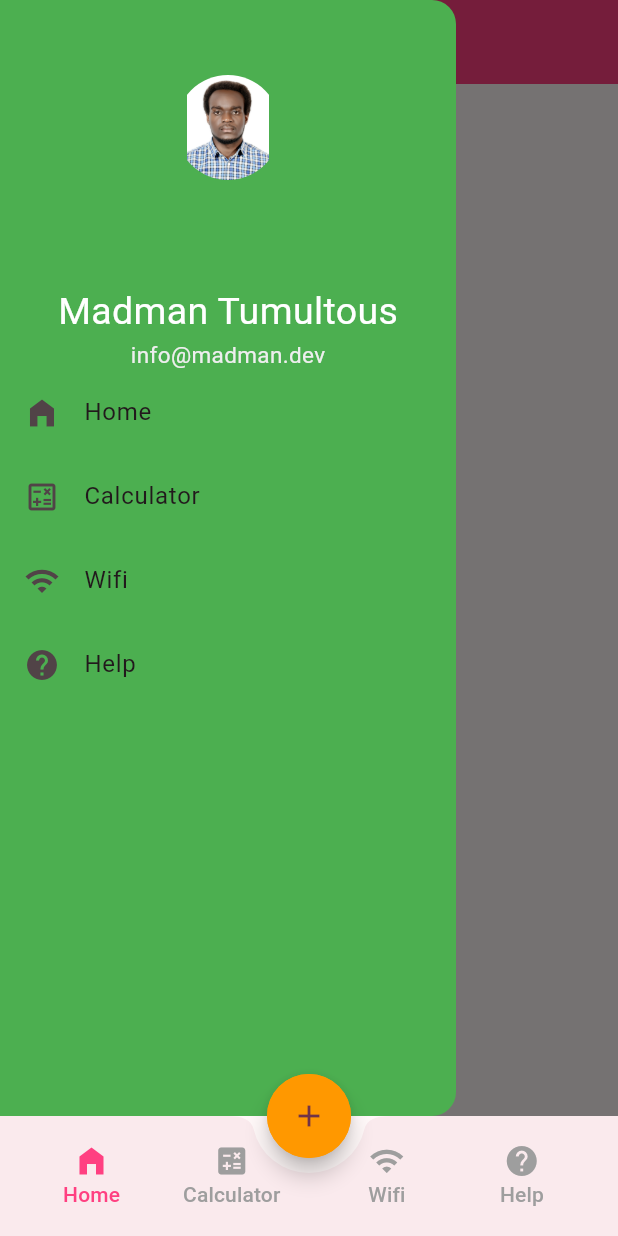
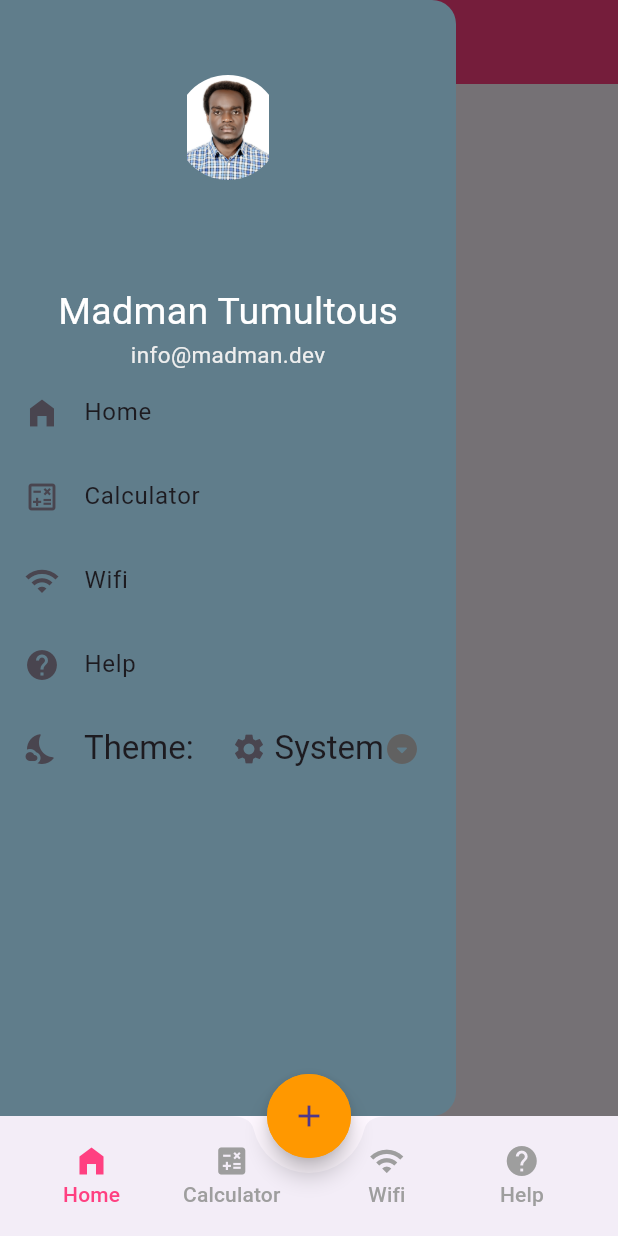
Before and after one commit to JnJuste/MobileProgrammingSprint, a Flutter app: the screen it shows after launch, with the side drawer open, on a phone screen of 412 x 824 dp. Run offline on Flutter 3.47's test engine with Material 3 defaults, Android fonts, the phone set to English and light mode, and no system bars; our stand-ins replace connectivity_plus, math_expressions, shared_preferences.

Commit message:
Dark Mode enabling

```diff
--- /dev/null
+++ b/devtools_options.yaml
@@ -0,0 +1 @@
+extensions:
--- a/lib/main.dart
+++ b/lib/main.dart
@@ -1,8 +1,15 @@
 import 'package:flutter/material.dart';
 import 'package:navigation_bar/screens/bottomTabBar/FabTabsBar.dart';
+import 'package:navigation_bar/theme_provider.dart';
+import 'package:provider/provider.dart';
 
 void main() {
-  runApp(const MyApp());
+  runApp(
+    ChangeNotifierProvider<ThemeProvider>(
+      create: (_) => ThemeProvider()..initialize(),
+      child: const MyApp(),
+    ),
+  );
 }
 
 class MyApp extends StatelessWidget {
@@ -11,15 +18,14 @@ class MyApp extends StatelessWidget {
   // This widget is the root of your application.
   @override
   Widget build(BuildContext context) {
-    return MaterialApp(
-      debugShowCheckedModeBanner: false,
-      theme: ThemeData(
-        colorScheme: ColorScheme.fromSeed(seedColor: Colors.black),
-        useMaterial3: true,
-        primarySwatch: Colors.green,
-        primaryColor: Colors.green,
-      ),
-      home: FabBar(selectedIndex: 0),
-    );
+    return Consumer<ThemeProvider>(builder: (context, provider, child) {
+      return MaterialApp(
+        debugShowCheckedModeBanner: false,
+        theme: ThemeData.light(),
+        darkTheme: ThemeData.dark(),
+        themeMode: provider.themeMode,
+        home: FabBar(selectedIndex: 0),
+      );
+    });
   }
 }
--- a/lib/screens/drawer/drawer.dart
+++ b/lib/screens/drawer/drawer.dart
@@ -1,5 +1,7 @@
 import 'package:flutter/material.dart';
 import 'package:navigation_bar/screens/bottomTabBar/FabTabsBar.dart';
+import 'package:navigation_bar/theme_provider.dart';
+import 'package:provider/provider.dart';
 
 class SideMenu extends StatefulWidget {
   @override
@@ -10,7 +12,7 @@ class _SideMenuState extends State<SideMenu> {
   @override
   Widget build(BuildContext context) {
     return Drawer(
-      backgroundColor: Colors.green,
+      backgroundColor: Colors.blueGrey,
       child: ListView(
         padding: const EdgeInsets.only(top: 50.0),
         children: [
@@ -86,6 +88,68 @@ class _SideMenuState extends State<SideMenu> {
                       builder: (context) => FabBar(selectedIndex: 3)))
             },
           ),
+
+          // DropdownButton as a trailing widget
+          Consumer<ThemeProvider>(
+            builder: (context, provider, child) {
+              return ListTile(
+                leading: Icon(Icons.nights_stay_rounded),
+                title: Text(
+                  'Theme:',
+                  style: Theme.of(context).textTheme.headline6,
+                ),
+                trailing: DropdownButton<String>(
+                  value: provider.currentTheme,
+                  icon: Icon(Icons.arrow_drop_down_circle_rounded),
+                  underline: Container(),
+                  onChanged: (String? value) {
+                    provider.changeTheme(value ?? 'system');
+                  },
+                  items: [
+                    DropdownMenuItem<String>(
+                      value: 'light',
+                      child: Row(
+                        children: [
+                          Icon(Icons.wb_sunny),
+                          SizedBox(width: 5),
+                          Text(
+                            'Light',
+                            style: Theme.of(context).textTheme.headline6,
+                          ),
+                        ],
+                      ),
+                    ),
+                    DropdownMenuItem<String>(
+                      value: 'dark',
+                      child: Row(
+                        children: [
+                          const Icon(Icons.nightlight_round),
+                          SizedBox(width: 5),
+                          Text(
+                            'Dark',
+                            style: Theme.of(context).textTheme.headline6,
+                          ),
+                        ],
+                      ),
+                    ),
+                    DropdownMenuItem<String>(
+                      value: 'system',
+                      child: Row(
+                        children: [
+                          Icon(Icons.settings),
+                          SizedBox(width: 5),
+                          Text(
+                            'System',
+                            style: Theme.of(context).textTheme.headline6,
+                          ),
+                        ],
+                      ),
+                    ),
+                  ],
+                ),
+              );
+            },
+          ),
         ],
       ),
     );
--- a/lib/screens/home/home.dart
+++ b/lib/screens/home/home.dart
@@ -1,5 +1,7 @@
 import 'package:flutter/material.dart';
 import 'package:navigation_bar/screens/drawer/drawer.dart';
+import 'package:navigation_bar/theme_provider.dart';
+import 'package:provider/provider.dart';
 
 class Home extends StatefulWidget {
   const Home({Key? key}) : super(key: key);
@@ -15,7 +17,7 @@ class _HomeState extends State<Home> {
       drawer: SideMenu(),
       appBar: AppBar(
         backgroundColor: Colors.pinkAccent,
-        title: Text("Home"),
+        title: const Text("Home"),
       ),
       body: Center(
         child: Column(
--- /dev/null
+++ b/lib/theme_provider.dart
@@ -0,0 +1,30 @@
+import 'package:flutter/material.dart';
+import 'package:shared_preferences/shared_preferences.dart';
+
+class ThemeProvider extends ChangeNotifier {
+  String currentTheme = 'system';
+  ThemeMode get themeMode {
+    if (currentTheme == 'light') {
+      return ThemeMode.light;
+    } else if (currentTheme == 'dark') {
+      return ThemeMode.dark;
+    } else {
+      return ThemeMode.system;
+    }
+  }
+
+  //Method to change theme
+  changeTheme(String theme) async {
+    final SharedPreferences _prefs = await SharedPreferences.getInstance();
+    await _prefs.setString('theme', theme);
+
+    currentTheme = theme;
+    notifyListeners();
+  }
+
+  initialize() async {
+    final SharedPreferences _prefs = await SharedPreferences.getInstance();
+    currentTheme = _prefs.getString('theme') ?? 'system';
+    notifyListeners();
+  }
+}
--- a/pubspec.yaml
+++ b/pubspec.yaml
@@ -38,8 +38,7 @@ dependencies:
   math_expressions: ^2.4.0
   shared_preferences: ^2.2.2
   connectivity_plus: ^5.0.2
-  day_night_switch: ^1.0.4
-  animated_theme_switcher: ^2.0.10
+  provider: ^6.1.1
 
 dev_dependencies:
   flutter_test:
```
Also changed, not shown: pubspec.lock.
